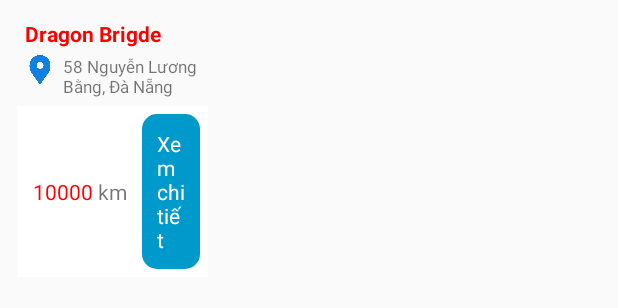
After one commit to PhongLeThanh/DaNangTravel, an Android app: the layout custom_maker_map.xml on its own in the app's theme, with its tools: preview values and no code run, on a phone screen of 412 x 824 dp. The commit adds this screen. Shown: the top 308 px of the screen. Run offline under Robolectric (Android 15) with nearby library versions, the phone set to English and light mode, and no system bars.

Commit message:
save 1/6

```diff
--- a/app/src/main/java/com/example/phongle/danangtravel/activity/detail/DetailPlaceActivity.java
+++ b/app/src/main/java/com/example/phongle/danangtravel/activity/detail/DetailPlaceActivity.java
@@ -255,7 +255,6 @@ public class DetailPlaceActivity extends AppCompatActivity implements View.OnCli
                     for (Comment comment : commentResponse.getData()) {
                         mListComment.add(comment);
                     }
-                    Log.d("xxx", "onResponse: " + mListComment.get(0).getContent());
                 }
                 mListCommentAdapter.notifyDataSetChanged();
             }
--- a/app/src/main/java/com/example/phongle/danangtravel/api/MyRetrofit.java
+++ b/app/src/main/java/com/example/phongle/danangtravel/api/MyRetrofit.java
@@ -6,7 +6,7 @@ import retrofit2.Retrofit;
 import retrofit2.converter.gson.GsonConverterFactory;
 
 public class MyRetrofit {
-    private static final String API_BASE_URL = "http://192.168.1.28:6969/api/";
+    private static final String API_BASE_URL = "http://192.168.1.116:6969/api/";
     private static TravelService mTravelService;
     private static AuthService mAuthService;
     private static MyRetrofit mMyRetrofit;
--- a/app/src/main/java/com/example/phongle/danangtravel/utils/ReWriteUrl.java
+++ b/app/src/main/java/com/example/phongle/danangtravel/utils/ReWriteUrl.java
@@ -1,7 +1,7 @@
 package com.example.phongle.danangtravel.utils;
 
 public final class ReWriteUrl {
-    public static String ipAddressUrl = "192.168.1.28";
+    public static String ipAddressUrl = "192.168.1.116";
 
     public static String reWriteUrl(String path) {
         return "http://"+ipAddressUrl+":6969/api/images/"+path;
--- /dev/null
+++ b/app/src/main/res/drawable/bg_btn_detail.xml
@@ -0,0 +1,6 @@
+<?xml version="1.0" encoding="utf-8"?>
+<shape xmlns:android="http://schemas.android.com/apk/res/android"
+    android:shape="rectangle">
+    <solid android:color="@android:color/holo_blue_dark" />
+    <corners android:radius="10dp" />
+</shape>
--- /dev/null
+++ b/app/src/main/res/layout/custom_maker_map.xml
@@ -0,0 +1,100 @@
+<?xml version="1.0" encoding="utf-8"?>
+<RelativeLayout xmlns:android="http://schemas.android.com/apk/res/android"
+    xmlns:tools="http://schemas.android.com/tools"
+    android:id="@+id/rlInfoWindow"
+    android:layout_width="150dp"
+    android:layout_height="wrap_content"
+    android:paddingEnd="11.5dp"
+    android:paddingStart="11.5dp">
+
+    <RelativeLayout
+        android:id="@+id/rlContain"
+        android:layout_width="wrap_content"
+        android:layout_height="wrap_content"
+        android:layout_marginTop="10dp"
+        android:padding="5dp">
+
+        <TextView
+            android:id="@+id/tvPlaceName"
+            android:layout_width="wrap_content"
+            android:layout_height="wrap_content"
+            android:layout_marginBottom="5dp"
+            android:ellipsize="end"
+            android:includeFontPadding="false"
+            android:text="@string/tv_place_name"
+            android:textColor="@color/red"
+            android:textStyle="bold" />
+
+        <ImageView
+            android:id="@+id/imgAddress"
+            android:layout_width="20dp"
+            android:layout_height="20dp"
+            android:layout_below="@id/tvPlaceName"
+            android:src="@drawable/ic_address"
+            tools:ignore="ContentDescription" />
+
+        <TextView
+            android:id="@+id/tvAddress"
+            android:layout_width="150dp"
+            android:layout_height="wrap_content"
+            android:layout_below="@id/tvPlaceName"
+            android:layout_marginLeft="5dp"
+            android:layout_marginStart="5dp"
+            android:layout_toEndOf="@+id/imgAddress"
+            android:layout_toRightOf="@+id/imgAddress"
+            android:ellipsize="end"
+            android:textSize="11sp"
+            android:maxLines="2"
+            android:text="@string/tv_address_place" />
+    </RelativeLayout>
+
+    <RelativeLayout
+        android:id="@+id/rlDistance"
+        android:layout_width="wrap_content"
+        android:layout_height="wrap_content"
+        android:layout_below="@id/rlContain"
+        android:layout_centerHorizontal="true"
+        android:background="@android:color/white"
+        android:padding="5dp">
+
+        <TextView
+            android:id="@+id/tvDistance"
+            android:layout_width="wrap_content"
+            android:layout_height="wrap_content"
+            android:layout_centerVertical="true"
+            android:layout_marginLeft="5dp"
+            android:layout_marginStart="5dp"
+            android:text="@string/tv_distance"
+            android:textColor="@color/red" />
+
+        <TextView
+            android:id="@+id/tvUnitDistance"
+            android:layout_width="wrap_content"
+            android:layout_height="wrap_content"
+            android:layout_centerVertical="true"
+            android:layout_marginLeft="3dp"
+            android:layout_marginStart="3dp"
+            android:layout_toEndOf="@+id/tvDistance"
+            android:layout_toRightOf="@+id/tvDistance"
+            android:text="@string/tv_unit_distance" />
+
+        <TextView
+            android:id="@+id/tvDetailMap"
+            android:layout_width="wrap_content"
+            android:layout_height="wrap_content"
+            android:layout_marginLeft="10dp"
+            android:layout_marginStart="10dp"
+            android:layout_toEndOf="@+id/tvUnitDistance"
+            android:layout_toRightOf="@+id/tvUnitDistance"
+            android:background="@drawable/bg_btn_detail"
+            android:padding="10dp"
+            android:text="@string/btn_detail"
+            android:textColor="@android:color/white" />
+    </RelativeLayout>
+    <TextView
+        android:id="@+id/tvYouAreHere"
+        android:layout_width="wrap_content"
+        android:layout_height="wrap_content"
+        android:text="Bạn đang ở đây!"
+        android:visibility="gone"/>
+</RelativeLayout>
--- a/app/src/main/res/values/strings.xml
+++ b/app/src/main/res/values/strings.xml
@@ -15,7 +15,7 @@
     <string name="tv_introduce_place">Với vị trí nằm bắc qua sông Hàn, cầu Rồng được xem là biểu tượng của thành phố Đà Nẵng và được rất nhiều du khách gần xa biết đến như là “Đà Nẵng các địa điểm du lịch ưa thích”. Chiếc cầu được xây dựng theo kiểu kiến trúc vừa mang hình dạng một con Rồng thời Lý vừa như vươn mình bay ra biển lớn, thể hiện khát vọng ngày càng phát triển lớn mạnh của Đà Nẵng. Điểm đặc biệt nổi bật của cầu Rồng là có đến 6 làn xe chạy, trong đó chiều rộng cầu là 37,5m còn chiều dài lên đến 666m với thiết kế độc đáo, hoành tráng mang tầm vóc quốc tế và kinh phí để xây dựng cầu là 1,5 nghìn tỷ đồng.</string>
     <string name="tv_dragon_brigde">Dragon Brigde</string>
     <string name="tv_info_place">Thông tin liên lạc</string>
-    <string name="tv_address_place">Địa chỉ</string>
+    <string name="tv_address_place">58 Nguyễn Lương Bằng, Đà Nẵng</string>
     <string name="tv_phone_place">0986759342</string>
     <string name="tv_place_name">Dragon Brigde</string>
     <string name="tv_rate_comment">Đánh giá và bình luận</string>
@@ -52,4 +52,6 @@
     <string name="btn_search_near_event">Xem địa điểm gần sự kiện này</string>
     <string name="tv_address_title">Địa chỉ :</string>
     <string name="tv_numlike_event">1</string>
+    <string name="btn_detail">Xem chi tiết</string>
+    <string name="tv_distance">10000</string>
 </resources>
```
Also changed, not shown: app/src/main/java/com/example/phongle/danangtravel/activity/aroundhere/ListPlaceAroundActivity.java (+32 -5 lines), app/src/main/java/com/example/phongle/danangtravel/activity/detail/CustomMakerMap.java (added, +54 -0 lines), app/src/main/res/layout/maker.xml (added, +92 -0 lines), app/src/main/res/drawable-xxhdpi/bg_map_infor_window.png (added), app/src/main/res/drawable-xxhdpi/ic_pin.png (added).
